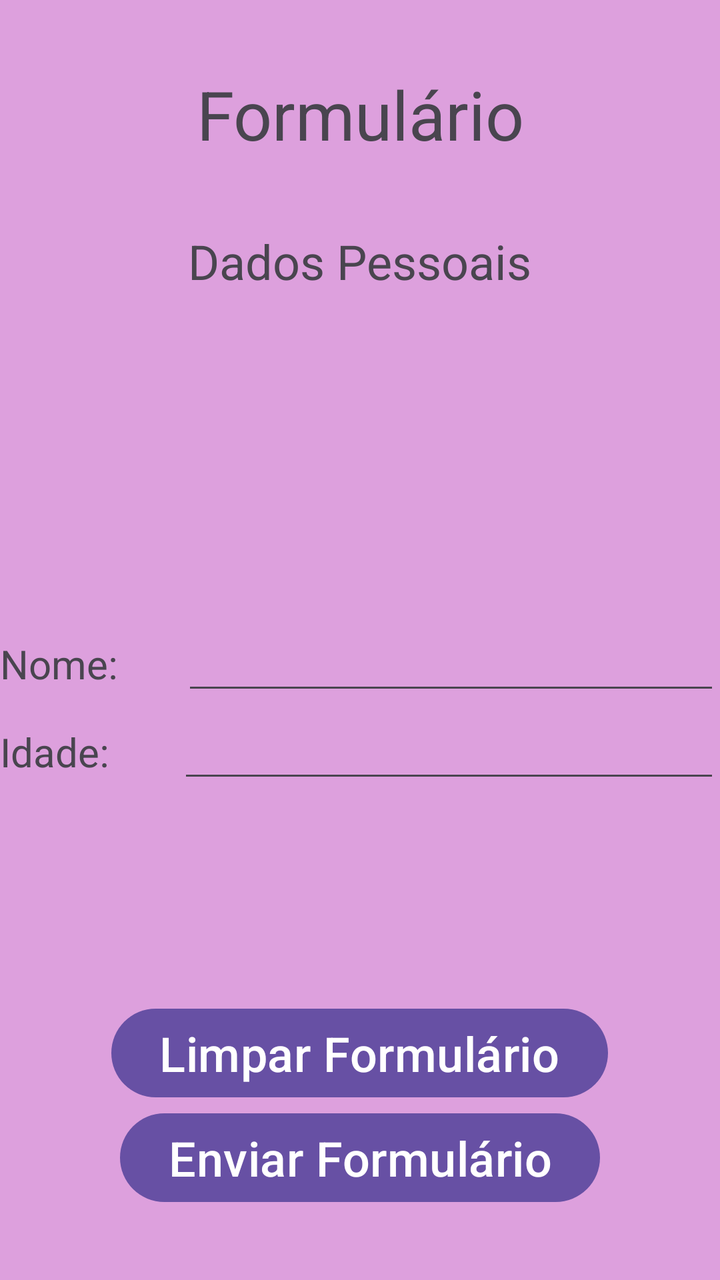
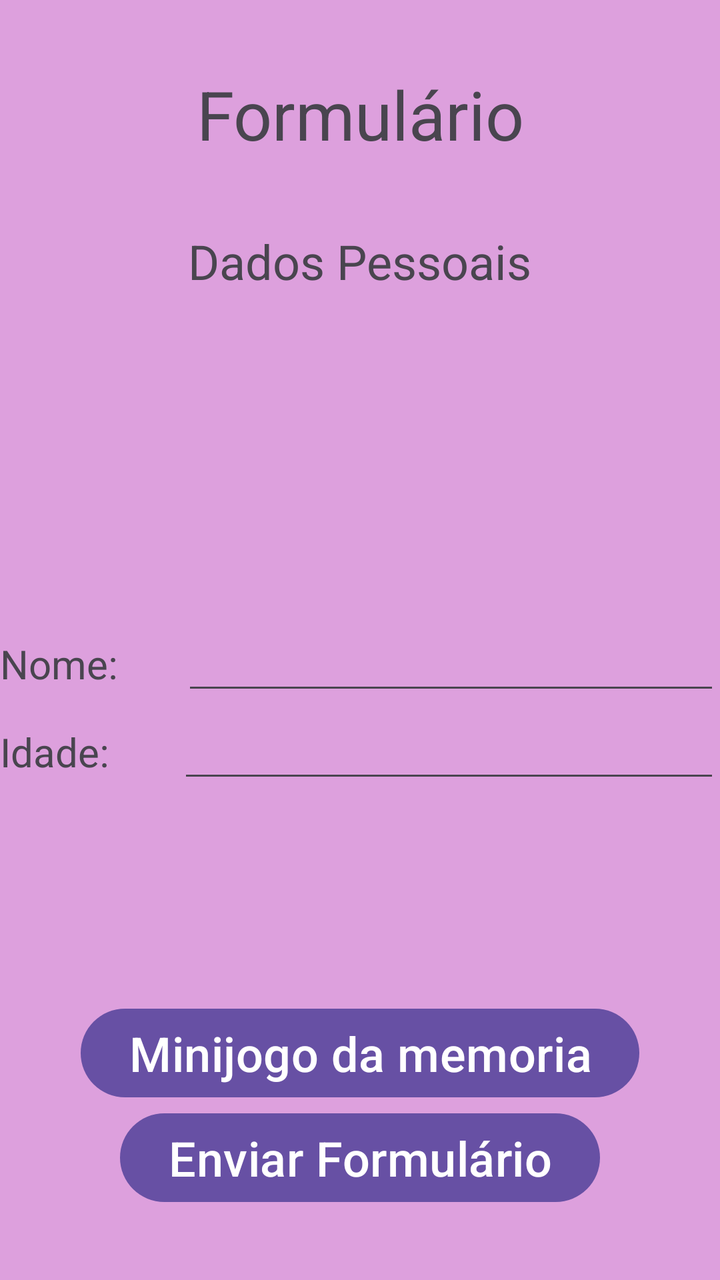

Before-and-after screenshots of an Android layout around one commit, followed by the original layout XML and the change that was made.
<!-- AndroidManifest.xml: application theme Theme.Bianca -->
<!-- res/layout/activity_main.xml -->
<?xml version="1.0" encoding="utf-8"?>
<LinearLayout xmlns:android="http://schemas.android.com/apk/res/android"
    xmlns:app="http://schemas.android.com/apk/res-auto"
    xmlns:tools="http://schemas.android.com/tools"
    android:id="@+id/main"
    android:layout_width="match_parent"
    android:layout_height="match_parent"
    android:layout_weight="0.3"
    android:background="#DDA0DD"
    android:gravity="center"
    android:orientation="vertical"
    tools:context=".MainActivity">

    <LinearLayout
        android:layout_width="match_parent"
        android:layout_height="wrap_content"
        android:layout_weight="0.3"
        android:gravity="center"
        android:orientation="vertical">

        <TextView
            android:id="@+id/textView"
            android:layout_width="match_parent"
            android:layout_height="wrap_content"
            android:gravity="center"
            android:text="Formulário"
            android:textSize="34sp" />
    </LinearLayout>

    <LinearLayout
        android:layout_width="wrap_content"
        android:layout_height="wrap_content"
        android:layout_weight="0.3"
        android:orientation="vertical">

        <TextView
            android:id="@+id/textView2"
            android:layout_width="match_parent"
            android:layout_height="wrap_content"
            android:gravity="center"
            android:text="Dados Pessoais"
            android:textSize="24sp" />
    </LinearLayout>

    <LinearLayout
        android:layout_width="match_parent"
        android:layout_height="wrap_content"
        android:layout_weight="0.4"
        android:gravity="bottom"
        android:orientation="horizontal">

        <TextView
            android:id="@+id/textView3"
            android:layout_width="wrap_content"
            android:layout_height="wrap_content"
            android:layout_weight="0.5"
            android:gravity="bottom"
            android:text="Nome:"
            android:textSize="20sp" />

        <EditText
            android:id="@+id/texto"
            android:layout_width="wrap_content"
            android:layout_height="wrap_content"
            android:layout_weight="0.5"
            android:ems="10"
            android:inputType="text"
            android:textSize="20sp" />

    </LinearLayout>

    <LinearLayout
        android:layout_width="match_parent"
        android:layout_height="wrap_content"
        android:layout_weight="0.3"
        android:orientation="horizontal">

        <TextView
            android:id="@+id/textView4"
            android:layout_width="wrap_content"
            android:layout_height="wrap_content"
            android:layout_weight="0.5"
            android:text="Idade:"
            android:textSize="20sp" />

        <EditText
            android:id="@+id/texto2"
            android:layout_width="wrap_content"
            android:layout_height="wrap_content"
            android:layout_weight="0.5"
            android:ems="10"
            android:inputType="text"
            android:textSize="20sp" />
    </LinearLayout>

    <LinearLayout
        android:layout_width="match_parent"
        android:layout_height="wrap_content"
        android:layout_weight="0.3"
        android:gravity="center"
        android:orientation="vertical">

        <Button
            android:id="@+id/button"
            android:layout_width="wrap_content"
            android:layout_height="wrap_content"
            android:text="Limpar Formulário"
            android:textSize="24sp" />

        <Button
            android:id="@+id/button2"
            android:layout_width="wrap_content"
            android:layout_height="wrap_content"
            android:text="Enviar Formulário"
            android:textSize="24sp" />
    </LinearLayout>

</LinearLayout>
<!-- resources referenced by this layout -->
<resources>
  <style name="Theme.Bianca" parent="Base.Theme.Bianca" />
  <style name="Base.Theme.Bianca" parent="Theme.Material3.DayNight.NoActionBar">
          
          
      </style>
</resources>

<!-- the commit's change to res/layout/activity_main.xml (unified diff, before → after) -->
@@ -104,7 +104,7 @@
             android:id="@+id/button"
             android:layout_width="wrap_content"
             android:layout_height="wrap_content"
-            android:text="Limpar Formulário"
+            android:text="Minijogo da memoria"
             android:textSize="24sp" />
 
         <Button
